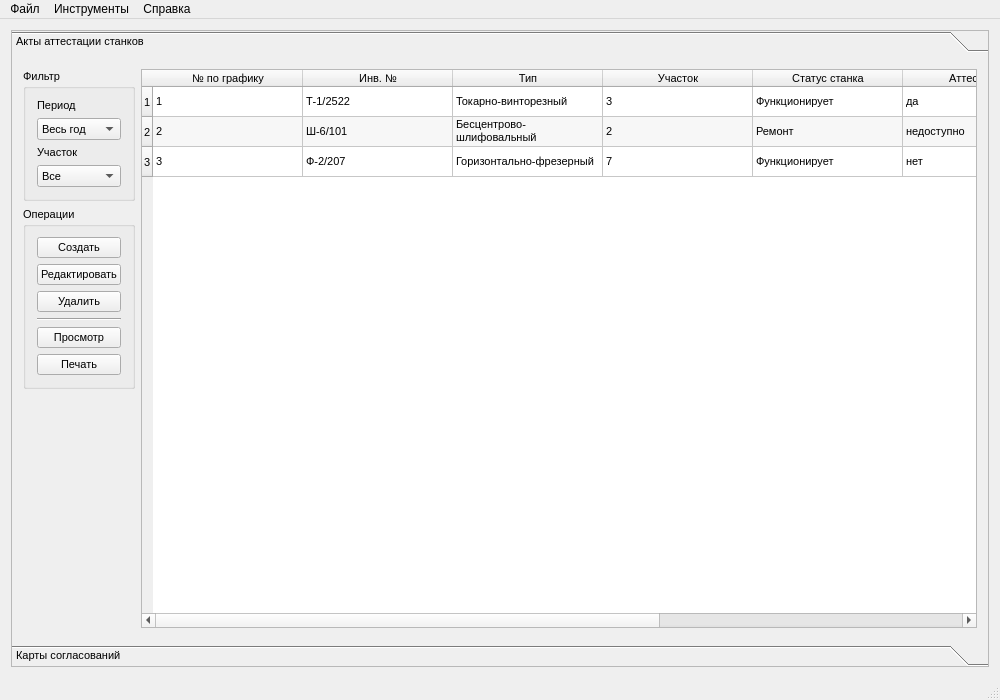
Before: the Qt Designer form mainWindow.ui in dynamite86/EngineerAssistant, drawn with Qt 5.
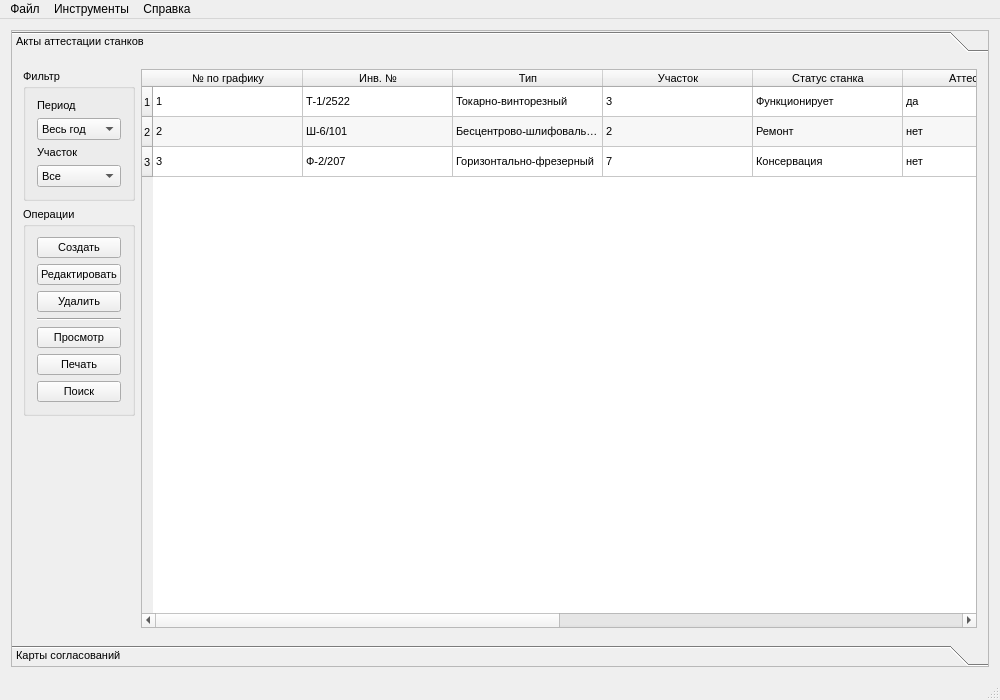
After: the same form once the commit is applied. The open tabs and pages were chosen to show the change. Icons and pictures are not drawn. Custom widgets are drawn as their Qt base class.

The edit to the form file:
```diff
--- a/mainWindow.ui
+++ b/mainWindow.ui
@@ -215,6 +215,29 @@
              </property>
             </widget>
            </item>
+           <item row="6" column="0">
+            <widget class="QPushButton" name="pushButton_aom_search">
+             <property name="minimumSize">
+              <size>
+               <width>0</width>
+               <height>0</height>
+              </size>
+             </property>
+             <property name="text">
+              <string>Поиск</string>
+             </property>
+             <property name="icon">
+              <iconset resource="resources.qrc">
+               <normaloff>:/images/res/images/search.png</normaloff>:/images/res/images/search.png</iconset>
+             </property>
+             <property name="iconSize">
+              <size>
+               <width>24</width>
+               <height>24</height>
+              </size>
+             </property>
+            </widget>
+           </item>
           </layout>
          </widget>
         </item>
@@ -418,6 +441,9 @@
           <property name="selectionBehavior">
            <enum>QAbstractItemView::SelectRows</enum>
           </property>
+          <property name="wordWrap">
+           <bool>false</bool>
+          </property>
           <attribute name="horizontalHeaderDefaultSectionSize">
            <number>150</number>
           </attribute>
@@ -469,11 +495,21 @@
             <string>Аттестован</string>
            </property>
           </column>
+          <column>
+           <property name="text">
+            <string>Дата проведенной аттестации</string>
+           </property>
+          </column>
           <column>
            <property name="text">
             <string>Дата очередной аттестации</string>
            </property>
           </column>
+          <column>
+           <property name="text">
+            <string>Статус документа</string>
+           </property>
+          </column>
           <column>
            <property name="text">
             <string>Копия утвержденного документа</string>
@@ -511,10 +547,20 @@
           </item>
           <item row="0" column="6">
            <property name="text">
+            <string>11.04.2014</string>
+           </property>
+          </item>
+          <item row="0" column="7">
+           <property name="text">
             <string>май 2015</string>
            </property>
           </item>
-          <item row="0" column="7">
+          <item row="0" column="8">
+           <property name="text">
+            <string>на утверждении</string>
+           </property>
+          </item>
+          <item row="0" column="9">
            <property name="text">
             <string>недоступно</string>
            </property>
@@ -546,7 +592,7 @@
           </item>
           <item row="1" column="5">
            <property name="text">
-            <string>недоступно</string>
+            <string>нет</string>
            </property>
           </item>
           <item row="1" column="6">
@@ -559,6 +605,11 @@
             <string>недоступно</string>
            </property>
           </item>
+          <item row="1" column="9">
+           <property name="text">
+            <string>недоступно</string>
+           </property>
+          </item>
           <item row="2" column="0">
            <property name="text">
             <string>3</string>
@@ -581,7 +632,7 @@
           </item>
           <item row="2" column="4">
            <property name="text">
-            <string>Функционирует</string>
+            <string>Консервация</string>
            </property>
           </item>
           <item row="2" column="5">
@@ -591,7 +642,7 @@
           </item>
           <item row="2" column="6">
            <property name="text">
-            <string>декабрь 2014</string>
+            <string>недоступно</string>
            </property>
           </item>
           <item row="2" column="7">
@@ -599,6 +650,11 @@
             <string>недоступно</string>
            </property>
           </item>
+          <item row="2" column="9">
+           <property name="text">
+            <string>недоступно</string>
+           </property>
+          </item>
          </widget>
         </item>
        </layout>
```
Left out of the diff: 42 changed lines with no effect on the pictures.
